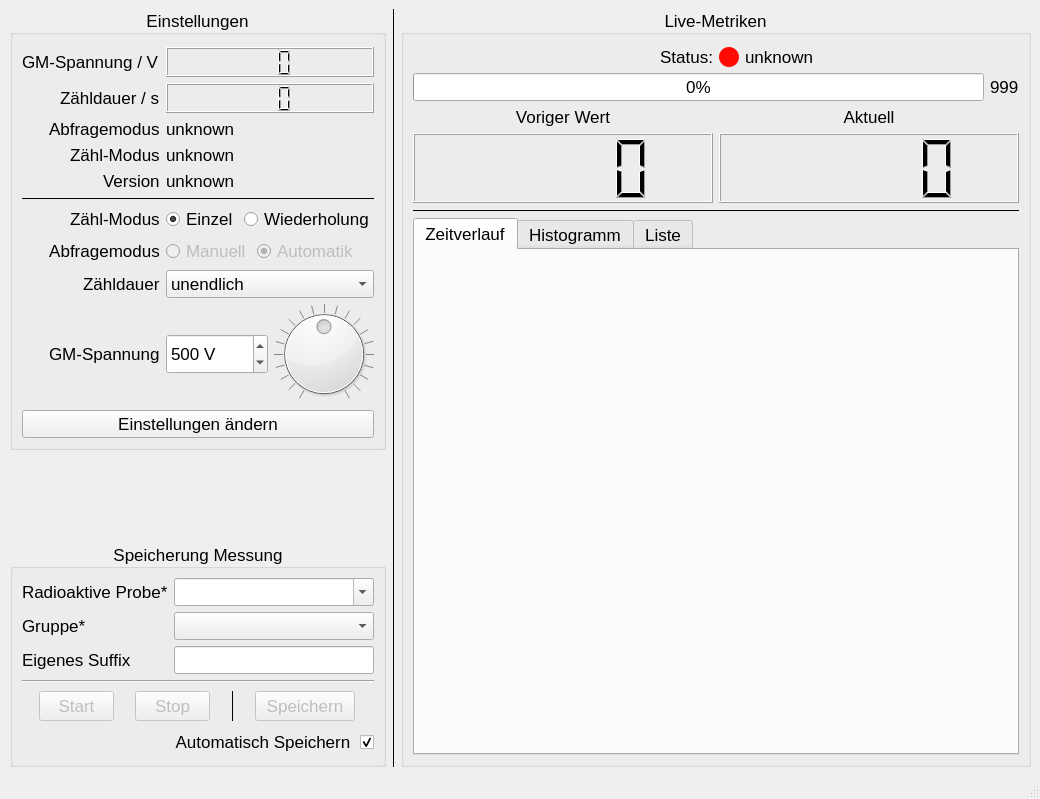
First picture: the form in pyqt/mainwindow.ui, repository cckssr/gyroscope-ui, before the edit.
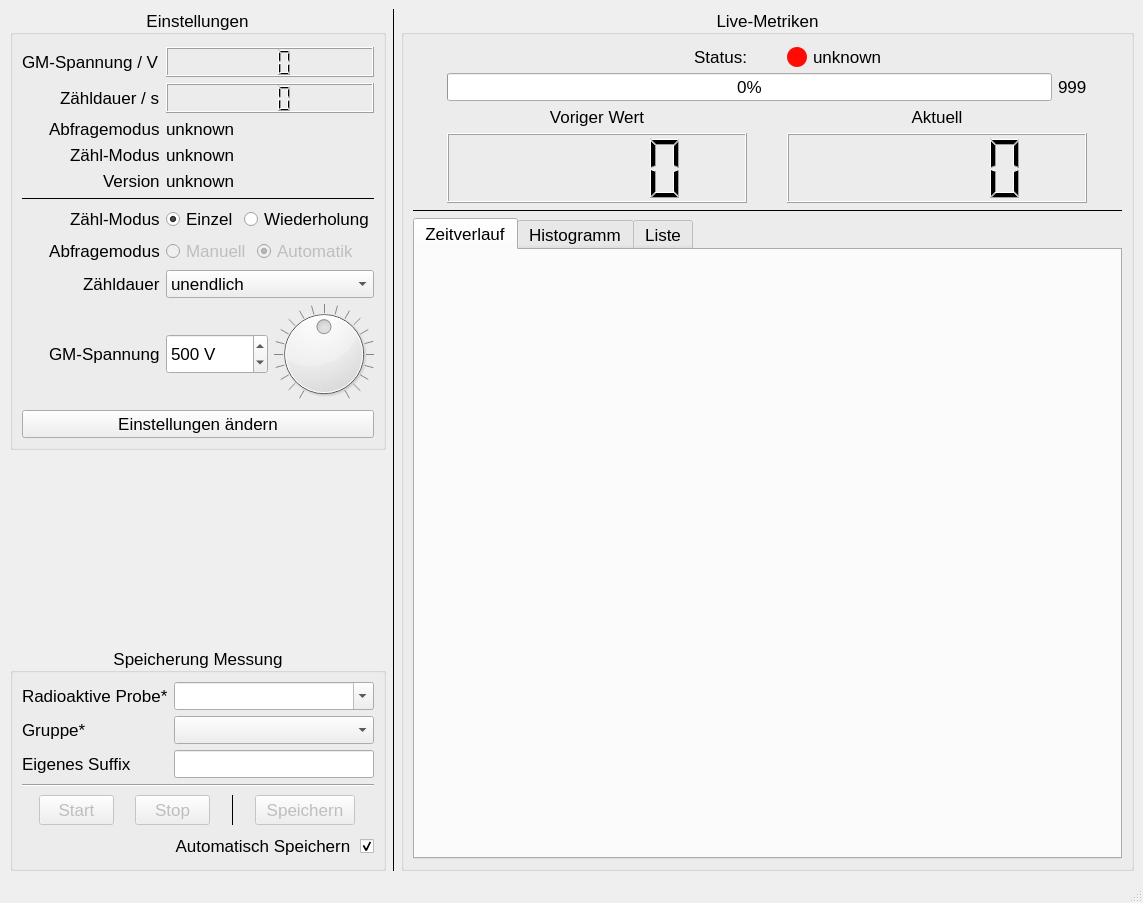
Second picture: the form after the edit.

What changed in the file:
```diff
--- a/pyqt/mainwindow.ui
+++ b/pyqt/mainwindow.ui
@@ -6,8 +6,8 @@
    <rect>
     <x>0</x>
     <y>0</y>
-    <width>1018</width>
-    <height>799</height>
+    <width>1143</width>
+    <height>903</height>
    </rect>
   </property>
   <property name="windowTitle">
@@ -1145,7 +1145,7 @@
         <property name="flat">
          <bool>false</bool>
         </property>
-        <layout class="QGridLayout" name="gridLayout_2" rowstretch="1,0,0,0,5">
+        <layout class="QGridLayout" name="gridLayout_2" rowstretch="1,0,0,0,0">
          <property name="topMargin">
           <number>12</number>
          </property>
@@ -1162,16 +1162,68 @@
            </property>
           </widget>
          </item>
+         <item row="4" column="0">
+          <widget class="QTabWidget" name="tabWidget">
+           <property name="sizePolicy">
+            <sizepolicy hsizetype="Expanding" vsizetype="Expanding">
+             <horstretch>0</horstretch>
+             <verstretch>10</verstretch>
+            </sizepolicy>
+           </property>
+           <property name="currentIndex">
+            <number>0</number>
+           </property>
+           <widget class="QWidget" name="timePlot">
+            <attribute name="title">
+             <string>Zeitverlauf</string>
+            </attribute>
+           </widget>
+           <widget class="QWidget" name="histogramm">
+            <attribute name="title">
+             <string>Histogramm</string>
+            </attribute>
+           </widget>
+           <widget class="QWidget" name="list">
+            <property name="sizePolicy">
+             <sizepolicy hsizetype="Expanding" vsizetype="Expanding">
+              <horstretch>0</horstretch>
+              <verstretch>0</verstretch>
+             </sizepolicy>
+            </property>
+            <attribute name="title">
+             <string>Liste</string>
+            </attribute>
+            <layout class="QGridLayout" name="gridLayout">
+             <item row="0" column="0">
+              <widget class="QTableView" name="tableView">
+               <property name="editTriggers">
+                <set>QAbstractItemView::EditTrigger::NoEditTriggers</set>
+               </property>
+              </widget>
+             </item>
+            </layout>
+           </widget>
+          </widget>
+         </item>
          <item row="0" column="0">
           <layout class="QGridLayout" name="gridLayout_3" rowstretch="0,0,0,0">
+           <property name="sizeConstraint">
+            <enum>QLayout::SizeConstraint::SetMinimumSize</enum>
+           </property>
            <item row="2" column="0">
             <widget class="QLabel" name="label_4">
              <property name="sizePolicy">
-              <sizepolicy hsizetype="Preferred" vsizetype="MinimumExpanding">
+              <sizepolicy hsizetype="Preferred" vsizetype="Minimum">
                <horstretch>0</horstretch>
                <verstretch>0</verstretch>
               </sizepolicy>
              </property>
+             <property name="maximumSize">
+              <size>
+               <width>16777215</width>
+               <height>100</height>
+              </size>
+             </property>
              <property name="text">
               <string>Voriger Wert</string>
              </property>
@@ -1183,7 +1235,7 @@
            <item row="3" column="0">
             <widget class="QLCDNumber" name="lastCount">
              <property name="sizePolicy">
-              <sizepolicy hsizetype="Minimum" vsizetype="Fixed">
+              <sizepolicy hsizetype="Minimum" vsizetype="Minimum">
                <horstretch>0</horstretch>
                <verstretch>0</verstretch>
               </sizepolicy>
@@ -1210,6 +1262,12 @@
            </item>
            <item row="0" column="0">
             <widget class="QLabel" name="label_2">
+             <property name="sizePolicy">
+              <sizepolicy hsizetype="Preferred" vsizetype="Minimum">
+               <horstretch>0</horstretch>
+               <verstretch>0</verstretch>
+              </sizepolicy>
+             </property>
              <property name="text">
               <string>Status:</string>
              </property>
@@ -1225,6 +1283,12 @@
              </property>
              <item>
               <widget class="QProgressBar" name="progressBar">
+               <property name="sizePolicy">
+                <sizepolicy hsizetype="Expanding" vsizetype="Minimum">
+                 <horstretch>0</horstretch>
+                 <verstretch>0</verstretch>
+                </sizepolicy>
+               </property>
                <property name="value">
                 <number>0</number>
                </property>
@@ -1232,6 +1296,12 @@
              </item>
              <item>
               <widget class="QLabel" name="progressTimer">
+               <property name="sizePolicy">
+                <sizepolicy hsizetype="Preferred" vsizetype="Minimum">
+                 <horstretch>0</horstretch>
+                 <verstretch>0</verstretch>
+                </sizepolicy>
+               </property>
                <property name="text">
                 <string>999</string>
                </property>
@@ -1244,7 +1314,7 @@
              <item>
               <widget class="QLabel" name="statusLED">
                <property name="sizePolicy">
-                <sizepolicy hsizetype="Maximum" vsizetype="Maximum">
+                <sizepolicy hsizetype="Maximum" vsizetype="Minimum">
                  <horstretch>0</horstretch>
                  <verstretch>0</verstretch>
                 </sizepolicy>
@@ -1275,7 +1345,7 @@
              <item>
               <widget class="QLabel" name="statusText">
                <property name="sizePolicy">
-                <sizepolicy hsizetype="Preferred" vsizetype="Preferred">
+                <sizepolicy hsizetype="Preferred" vsizetype="Minimum">
                  <horstretch>0</horstretch>
                  <verstretch>0</verstretch>
                 </sizepolicy>
@@ -1290,11 +1360,17 @@
            <item row="2" column="1">
             <widget class="QLabel" name="label_3">
              <property name="sizePolicy">
-              <sizepolicy hsizetype="Preferred" vsizetype="MinimumExpanding">
+              <sizepolicy hsizetype="Preferred" vsizetype="Minimum">
                <horstretch>0</horstretch>
                <verstretch>0</verstretch>
               </sizepolicy>
              </property>
+             <property name="maximumSize">
+              <size>
+               <width>16777215</width>
+               <height>100</height>
+              </size>
+             </property>
              <property name="text">
               <string>Aktuell</string>
              </property>
@@ -1306,7 +1382,7 @@
            <item row="3" column="1">
             <widget class="QLCDNumber" name="currentCount">
              <property name="sizePolicy">
-              <sizepolicy hsizetype="Minimum" vsizetype="Fixed">
+              <sizepolicy hsizetype="Minimum" vsizetype="Minimum">
                <horstretch>0</horstretch>
                <verstretch>0</verstretch>
               </sizepolicy>
@@ -1333,39 +1409,6 @@
            </item>
           </layout>
          </item>
-         <item row="4" column="0">
-          <widget class="QTabWidget" name="tabWidget">
-           <property name="currentIndex">
-            <number>0</number>
-           </property>
-           <widget class="QWidget" name="timePlot">
-            <attribute name="title">
-             <string>Zeitverlauf</string>
-            </attribute>
-           </widget>
-           <widget class="QWidget" name="histogramm">
-            <attribute name="title">
-             <string>Histogramm</string>
-            </attribute>
-           </widget>
-           <widget class="QWidget" name="list">
-            <property name="sizePolicy">
-             <sizepolicy hsizetype="Expanding" vsizetype="Expanding">
-              <horstretch>0</horstretch>
-              <verstretch>0</verstretch>
-             </sizepolicy>
-            </property>
-            <attribute name="title">
-             <string>Liste</string>
-            </attribute>
-            <layout class="QGridLayout" name="gridLayout">
-             <item row="0" column="0">
-              <widget class="QTableView" name="tableView"/>
-             </item>
-            </layout>
-           </widget>
-          </widget>
-         </item>
         </layout>
        </widget>
       </item>
```
Left out of the diff: 4 changed lines with no effect on the pictures.
